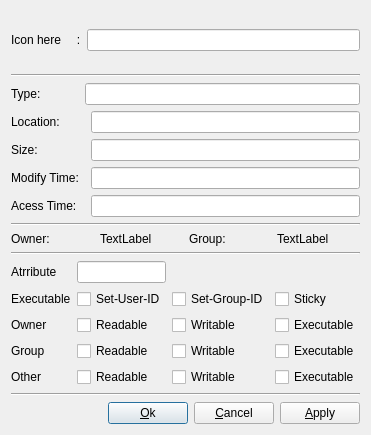
Old version of the form src/fileproperties.ui in the repository kitech/nullfxp.
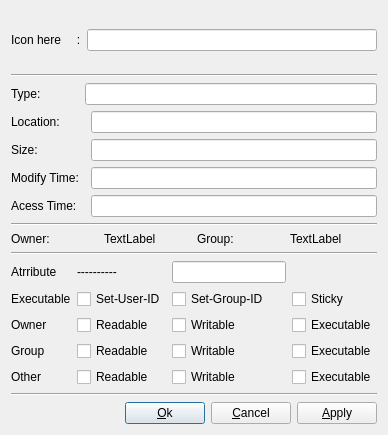
New version of the form.

```diff
--- a/src/fileproperties.ui
+++ b/src/fileproperties.ui
@@ -1,11 +1,11 @@
 <ui version="4.0" >
  <class>FileProperties</class>
- <widget class="QDialog" name="FileProperties" >
-  <property name="geometry" >
+ <widget class="QDialog" name="FileProperties">
+  <property name="geometry">
    <rect>
     <x>0</x>
     <y>0</y>
-    <width>366</width>
+    <width>388</width>
     <height>435</height>
    </rect>
   </property>
@@ -299,8 +299,15 @@
        </property>
       </widget>
      </item>
-     <item row="0" column="1" >
-      <widget class="QLineEdit" name="lineEdit_7" />
+     <item row="0" column="2">
+      <widget class="QLineEdit" name="lineEdit_7"/>
+     </item>
+     <item row="0" column="1">
+      <widget class="QLabel" name="label_17">
+       <property name="text">
+        <string>----------</string>
+       </property>
+      </widget>
      </item>
     </layout>
    </item>
```
Left out of the diff: 255 changed lines with no effect on the pictures.
